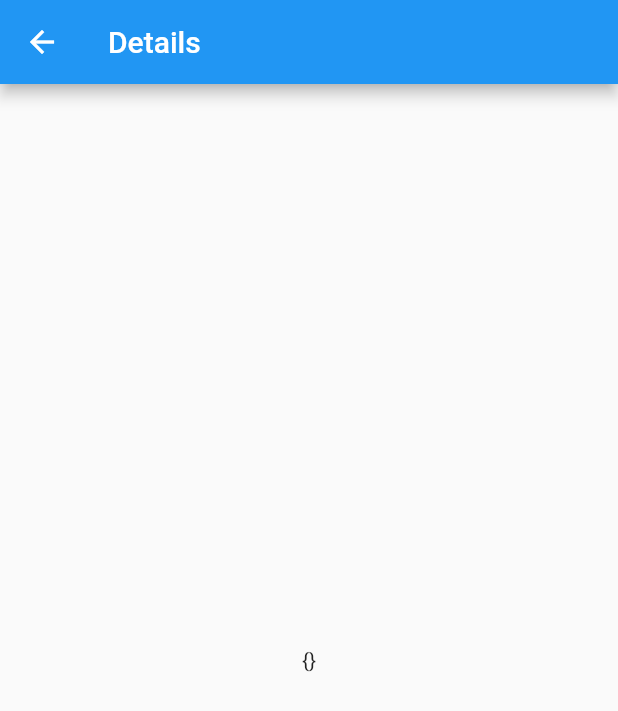
After one commit to tuan-vo/applinks_android_demo, a Flutter app: the DriverSreeen screen opened by its route, on a phone screen of 412 x 824 dp. The commit adds this screen. Shown: the top 711 px of the screen. Run offline on Flutter 3.47's test engine with Material 2 defaults, Android fonts, the phone set to English and light mode, and no system bars; our stand-ins replace go_router.

Commit message:
Query params

```diff
--- /dev/null
+++ b/deeplink_demo/lib/driver_screen.dart
@@ -0,0 +1,26 @@
+import 'package:flutter/material.dart';
+import 'package:go_router/go_router.dart';
+
+class DriverSreeen extends StatelessWidget {
+  GoRouterState? goRouterState;
+
+  DriverSreeen({
+    super.key,
+    required this.goRouterState,
+  });
+
+  @override
+  Widget build(BuildContext context) {
+    var params = goRouterState?.uri.queryParametersAll.toString();
+    print(params);
+
+    return Scaffold(
+      appBar: AppBar(
+        title: const Text('Details'),
+      ),
+      body: Center(
+        child: Text('$params'),
+      ),
+    );
+  }
+}
```
Also changed, not shown: deeplink_demo/lib/main.dart (+8 -2 lines).
